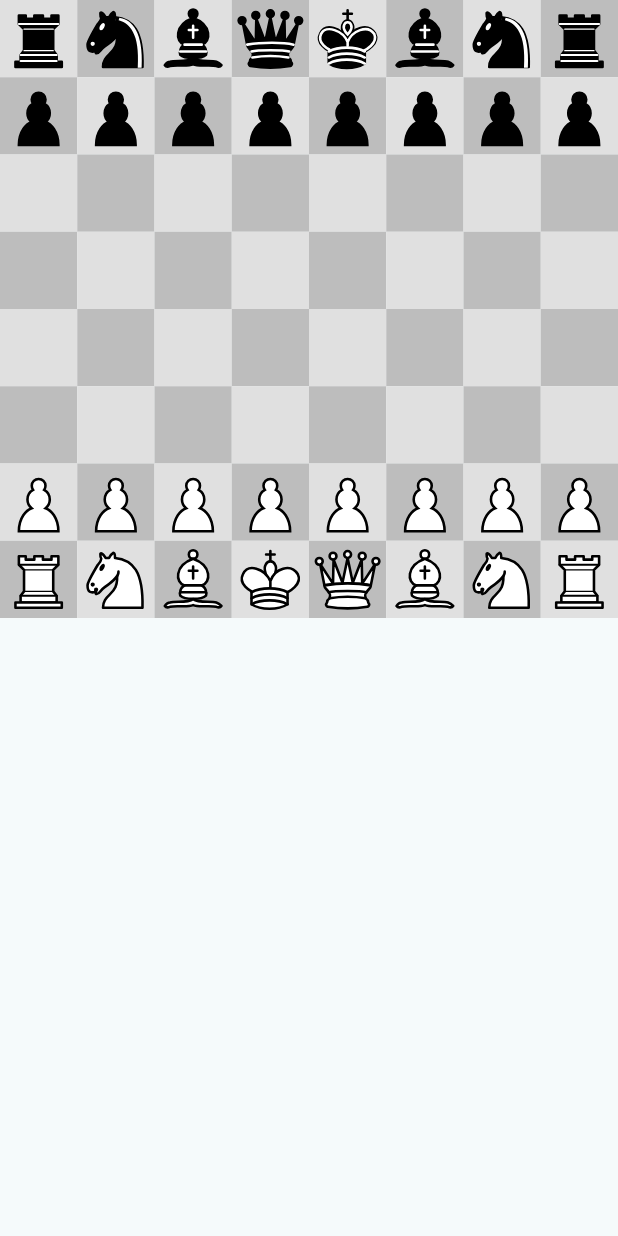
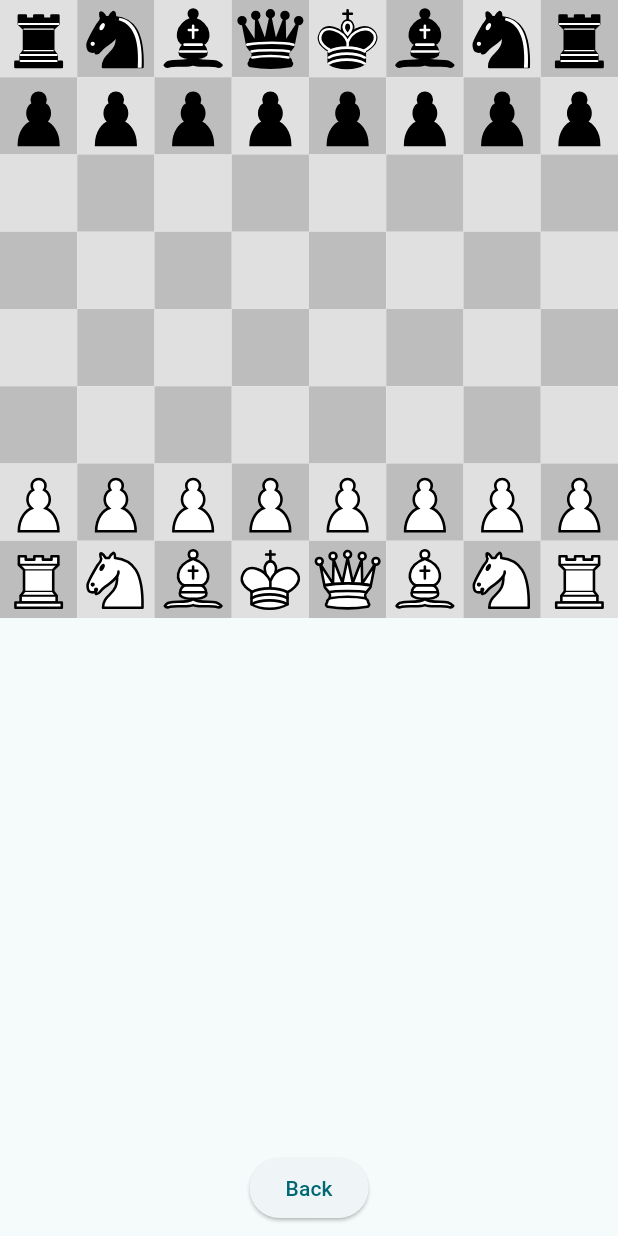
Before and after one commit to UNIZAR-30226-2024-10/front-end-app, a Flutter app: the TableroAjedrez screen opened directly, on a phone screen of 412 x 824 dp. Run offline on Flutter 3.47's test engine with Material 3 defaults, Android fonts, the phone set to English and light mode, and no system bars; our stand-ins replace audioplayers, flutter_svg, go_router, shared_preferences; accounts and stored records are empty; project files that could hold a hidden picture were left out.

Commit message:
boton de back en ajedred demo

```diff
--- a/lib/play_session/tablero_widget.dart
+++ b/lib/play_session/tablero_widget.dart
@@ -9,6 +9,7 @@ import 'package:http/http.dart' as http;
 import 'dart:convert'; // Para manejar la codificación y decodificación JSON
 import 'dart:io'; // Para leer archivos
 import 'package:flutter/services.dart';
+import 'package:go_router/go_router.dart';
 import 'package:basic/play_session/pieza_ajedrez.dart';
 import 'package:basic/game_internals/funciones.dart';
 //import 'package:basic/play_session/pieza_ajedrez_widget.dart';
@@ -143,7 +144,10 @@ class _TableroAjedrezState extends State<TableroAjedrez>{
   @override
 Widget build(BuildContext context) {
   return Scaffold(
-      body: GridView.builder(
+    body: Column(
+      children: [
+        Expanded(
+          child: GridView.builder(
             itemCount: 8 * 8,
             physics: const NeverScrollableScrollPhysics(),
             gridDelegate: const SliverGridDelegateWithFixedCrossAxisCount(crossAxisCount: 8),
@@ -152,9 +156,19 @@ class _TableroAjedrezState extends State<TableroAjedrez>{
               int columna = index % 8;
               return CasillaAjedrez(
                 esBlanca: esBlanca(index),
-            pieza:tablero[fila][columna],
+                pieza: tablero[fila][columna],
               );
             },
+          ),
+        ),
+        Padding(
+          padding: const EdgeInsets.all(8.0),
+          child: ElevatedButton(
+            onPressed: () => GoRouter.of(context).go('/'),
+            child: const Text('Back'),
+          ),
+        ),
+      ],
     ),
   );
 }
```
Lines whose indentation alone changed are shown as unchanged.
